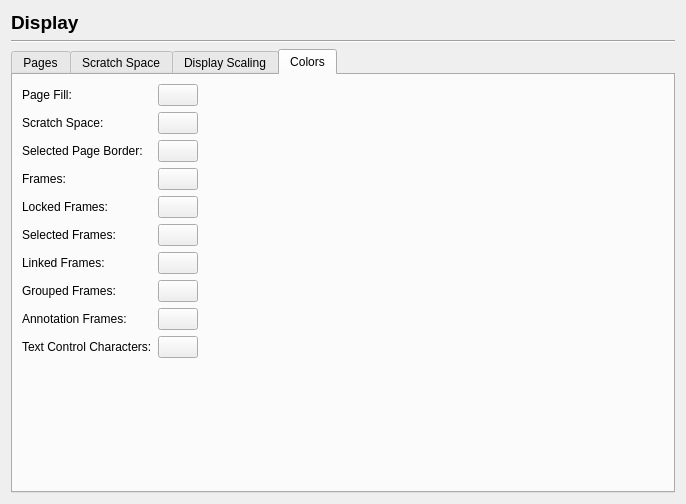
The window that scribus/ui/prefs_displaybase.ui (scribusproject/scribus) describes before a commit, drawn with Qt 5.
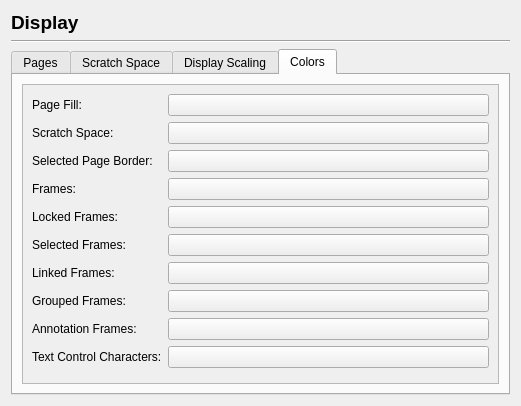
The same window after the commit. The open tabs and pages were chosen to show the change. Custom widgets are drawn as their Qt base class.

Commit message: Reduce prefs window size to allow use on small screens.. with window decoration on OSX.. v=524px

```diff
--- a/scribus/ui/prefs_displaybase.ui
+++ b/scribus/ui/prefs_displaybase.ui
@@ -6,8 +6,8 @@
    <rect>
     <x>0</x>
     <y>0</y>
-    <width>686</width>
-    <height>504</height>
+    <width>521</width>
+    <height>406</height>
    </rect>
   </property>
   <property name="windowTitle">
@@ -126,72 +126,6 @@
          </item>
         </layout>
        </item>
-       <item>
-        <spacer name="verticalSpacer">
-         <property name="orientation">
-          <enum>Qt::Vertical</enum>
-         </property>
-         <property name="sizeType">
-          <enum>QSizePolicy::Fixed</enum>
-         </property>
-         <property name="sizeHint" stdset="0">
-          <size>
-           <width>20</width>
-           <height>20</height>
-          </size>
-         </property>
-        </spacer>
-       </item>
-       <item>
-        <widget class="QLabel" name="label_8">
-         <property name="font">
-          <font>
-           <weight>75</weight>
-           <bold>true</bold>
-          </font>
-         </property>
-         <property name="text">
-          <string>Gaps Between Pages</string>
-         </property>
-        </widget>
-       </item>
-       <item>
-        <widget class="Line" name="line_4">
-         <property name="orientation">
-          <enum>Qt::Horizontal</enum>
-         </property>
-        </widget>
-       </item>
-       <item>
-        <layout class="QFormLayout" name="formLayout_2">
-         <property name="fieldGrowthPolicy">
-          <enum>QFormLayout::FieldsStayAtSizeHint</enum>
-         </property>
-         <property name="formAlignment">
-          <set>Qt::AlignLeading|Qt::AlignLeft|Qt::AlignTop</set>
-         </property>
-         <item row="0" column="0">
-          <widget class="QLabel" name="label_9">
-           <property name="text">
-            <string>Horizontal:</string>
-           </property>
-          </widget>
-         </item>
-         <item row="0" column="1">
-          <widget class="ScrSpinBox" name="pageGapHorizontalSpinBox"/>
-         </item>
-         <item row="1" column="0">
-          <widget class="QLabel" name="label_10">
-           <property name="text">
-            <string>Vertical:</string>
-           </property>
-          </widget>
-         </item>
-         <item row="1" column="1">
-          <widget class="ScrSpinBox" name="pageGapVerticalSpinBox"/>
-         </item>
-        </layout>
-       </item>
        <item>
         <spacer name="verticalSpacer_8">
          <property name="orientation">
@@ -372,13 +306,20 @@
       </attribute>
       <layout class="QVBoxLayout" name="verticalLayout">
        <item>
-        <layout class="QFormLayout" name="formLayout_3">
-         <property name="fieldGrowthPolicy">
-          <enum>QFormLayout::FieldsStayAtSizeHint</enum>
+        <widget class="QScrollArea" name="scrollArea">
+         <property name="widgetResizable">
+          <bool>true</bool>
          </property>
-         <property name="formAlignment">
-          <set>Qt::AlignLeading|Qt::AlignLeft|Qt::AlignTop</set>
-         </property>
+         <widget class="QWidget" name="scrollAreaWidgetContents">
+          <property name="geometry">
+           <rect>
+            <x>0</x>
+            <y>0</y>
+            <width>432</width>
+            <height>350</height>
+           </rect>
+          </property>
+          <layout class="QFormLayout" name="formLayout_2">
          <item row="0" column="0">
           <widget class="QLabel" name="label_15">
            <property name="text">
@@ -393,6 +334,20 @@
            </property>
           </widget>
          </item>
+           <item row="1" column="0">
+            <widget class="QLabel" name="label_2">
+             <property name="text">
+              <string>Scratch Space:</string>
+             </property>
+            </widget>
+           </item>
+           <item row="1" column="1">
+            <widget class="QPushButton" name="scratchSpaceColorButton">
+             <property name="text">
+              <string/>
+             </property>
+            </widget>
+           </item>
          <item row="2" column="0">
           <widget class="QLabel" name="label_13">
            <property name="text">
@@ -484,6 +439,13 @@
            </property>
           </widget>
          </item>
+           <item row="8" column="1">
+            <widget class="QPushButton" name="frameAnnotationColorButton">
+             <property name="text">
+              <string/>
+             </property>
+            </widget>
+           </item>
          <item row="9" column="0">
           <widget class="QLabel" name="label_32">
            <property name="text">
@@ -491,13 +453,6 @@
            </property>
           </widget>
          </item>
-         <item row="8" column="1">
-          <widget class="QPushButton" name="frameAnnotationColorButton">
-           <property name="text">
-            <string/>
-           </property>
-          </widget>
-         </item>
          <item row="9" column="1">
           <widget class="QPushButton" name="textControlCharsButton">
            <property name="text">
@@ -505,34 +460,9 @@
            </property>
           </widget>
          </item>
-         <item row="1" column="0">
-          <widget class="QLabel" name="label_2">
-           <property name="text">
-            <string>Scratch Space:</string>
-           </property>
-          </widget>
-         </item>
-         <item row="1" column="1">
-          <widget class="QPushButton" name="scratchSpaceColorButton">
-           <property name="text">
-            <string/>
-           </property>
-          </widget>
-         </item>
-        </layout>
-       </item>
-       <item>
-        <spacer name="verticalSpacer_5">
-         <property name="orientation">
-          <enum>Qt::Vertical</enum>
-         </property>
-         <property name="sizeHint" stdset="0">
-          <size>
-           <width>20</width>
-           <height>33</height>
-          </size>
-         </property>
-        </spacer>
+          </layout>
+         </widget>
+        </widget>
        </item>
       </layout>
      </widget>
```
Left out of the diff: 125 changed lines with no effect on the pictures. Lines whose indentation alone changed are shown as unchanged. The commit also changes 12 other files.
